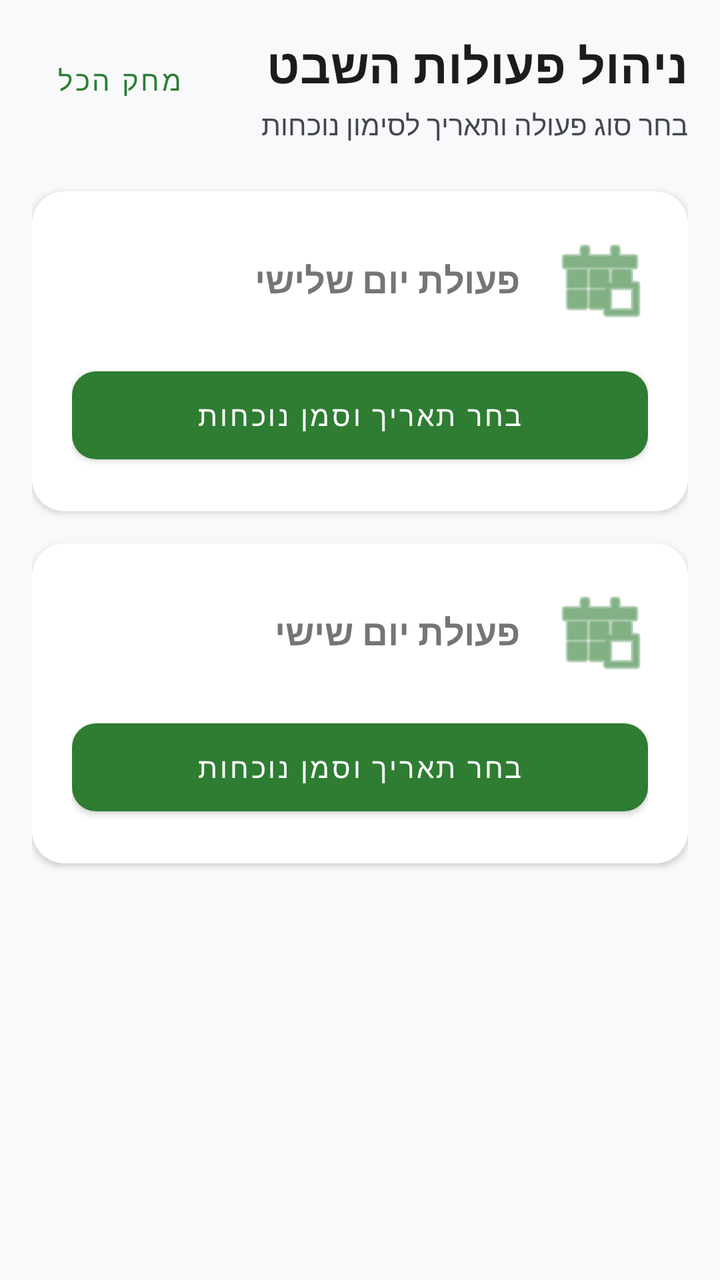
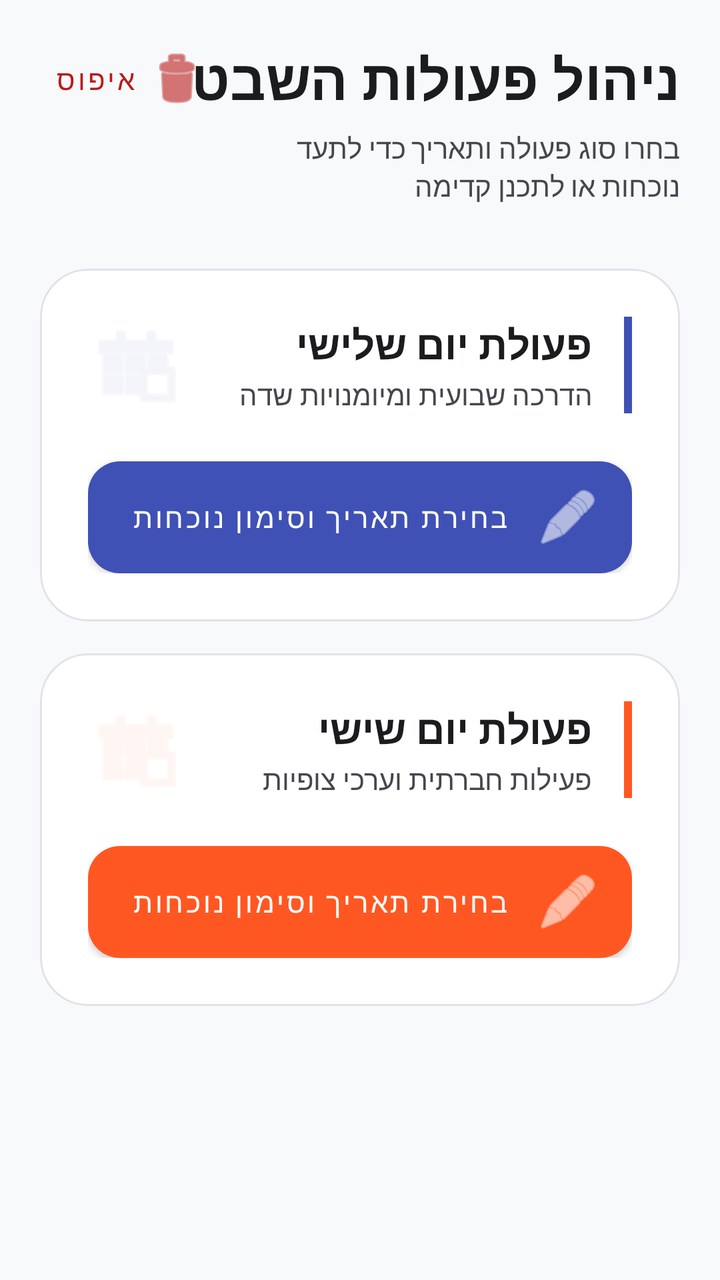

An Android layout rendered at two revisions. The XML below is the earlier revision; the diff shows what the commit changed to produce the second picture.
<!-- AndroidManifest.xml: application theme Theme.ScoutsCentral -->
<!-- res/layout/fragment_activities.xml -->
<?xml version="1.0" encoding="utf-8"?>
<ScrollView xmlns:android="http://schemas.android.com/apk/res/android"
  xmlns:app="http://schemas.android.com/apk/res-auto"
  android:layout_width="match_parent"
  android:layout_height="match_parent"
  android:fillViewport="true"
  android:background="#F8F9FA"
  android:layoutDirection="rtl">

  <androidx.constraintlayout.widget.ConstraintLayout
    android:layout_width="match_parent"
    android:layout_height="wrap_content"
    android:padding="16dp">

    <TextView
      android:id="@+id/meetings_title"
      android:layout_width="wrap_content"
      android:layout_height="wrap_content"
      android:text="ניהול פעולות השבט"
      android:textStyle="bold"
      android:textSize="24sp"
      android:textColor="#1A1C1E"
      app:layout_constraintTop_toTopOf="parent"
      app:layout_constraintStart_toStartOf="parent" />

    <com.google.android.material.button.MaterialButton
      android:id="@+id/delete_all_activities"
      android:layout_width="wrap_content"
      android:layout_height="wrap_content"
      android:text="מחק הכל"
      style="@style/Widget.MaterialComponents.Button.TextButton"
      app:layout_constraintTop_toTopOf="parent"
      app:layout_constraintEnd_toEndOf="parent" />

    <TextView
      android:id="@+id/meetings_subtitle"
      android:layout_width="wrap_content"
      android:layout_height="wrap_content"
      android:text="בחר סוג פעולה ותאריך לסימון נוכחות"
      android:textColor="#44474E"
      android:textSize="14sp"
      android:layout_marginTop="4dp"
      app:layout_constraintTop_toBottomOf="@id/meetings_title"
      app:layout_constraintStart_toStartOf="parent" />

    
    <com.google.android.material.card.MaterialCardView
      android:id="@+id/card_tuesday"
      android:layout_width="match_parent"
      android:layout_height="wrap_content"
      android:layout_marginTop="24dp"
      app:cardCornerRadius="16dp"
      app:cardElevation="2dp"
      app:layout_constraintTop_toBottomOf="@id/meetings_subtitle">

      <androidx.constraintlayout.widget.ConstraintLayout
        android:layout_width="match_parent"
        android:layout_height="wrap_content"
        android:padding="20dp">

        <ImageView
          android:id="@+id/icon_tuesday"
          android:layout_width="48dp"
          android:layout_height="48dp"
          android:src="@android:drawable/ic_menu_today"
          app:tint="@color/primary"
          app:layout_constraintTop_toTopOf="parent"
          app:layout_constraintStart_toStartOf="parent" />

        <TextView
          android:id="@+id/title_tuesday"
          android:layout_width="wrap_content"
          android:layout_height="wrap_content"
          android:text="פעולת יום שלישי"
          android:textStyle="bold"
          android:textSize="18sp"
          android:layout_marginStart="16dp"
          app:layout_constraintTop_toTopOf="@id/icon_tuesday"
          app:layout_constraintBottom_toBottomOf="@id/icon_tuesday"
          app:layout_constraintStart_toEndOf="@id/icon_tuesday" />

        <com.google.android.material.button.MaterialButton
          android:id="@+id/btn_attendance_tuesday"
          android:layout_width="match_parent"
          android:layout_height="56dp"
          android:text="בחר תאריך וסמן נוכחות"
          android:layout_marginTop="16dp"
          app:cornerRadius="12dp"
          style="@style/Widget.MaterialComponents.Button"
          app:layout_constraintTop_toBottomOf="@id/icon_tuesday" />

      </androidx.constraintlayout.widget.ConstraintLayout>
    </com.google.android.material.card.MaterialCardView>

    
    <com.google.android.material.card.MaterialCardView
      android:id="@+id/card_friday"
      android:layout_width="match_parent"
      android:layout_height="wrap_content"
      android:layout_marginTop="16dp"
      app:cardCornerRadius="16dp"
      app:cardElevation="2dp"
      app:layout_constraintTop_toBottomOf="@id/card_tuesday">

      <androidx.constraintlayout.widget.ConstraintLayout
        android:layout_width="match_parent"
        android:layout_height="wrap_content"
        android:padding="20dp">

        <ImageView
          android:id="@+id/icon_friday"
          android:layout_width="48dp"
          android:layout_height="48dp"
          android:src="@android:drawable/ic_menu_today"
          app:tint="@color/primary"
          app:layout_constraintTop_toTopOf="parent"
          app:layout_constraintStart_toStartOf="parent" />

        <TextView
          android:id="@+id/title_friday"
          android:layout_width="wrap_content"
          android:layout_height="wrap_content"
          android:text="פעולת יום שישי"
          android:textStyle="bold"
          android:textSize="18sp"
          android:layout_marginStart="16dp"
          app:layout_constraintTop_toTopOf="@id/icon_friday"
          app:layout_constraintBottom_toBottomOf="@id/icon_friday"
          app:layout_constraintStart_toEndOf="@id/icon_friday" />

        <com.google.android.material.button.MaterialButton
          android:id="@+id/btn_attendance_friday"
          android:layout_width="match_parent"
          android:layout_height="56dp"
          android:text="בחר תאריך וסמן נוכחות"
          android:layout_marginTop="16dp"
          app:cornerRadius="12dp"
          style="@style/Widget.MaterialComponents.Button"
          app:layout_constraintTop_toBottomOf="@id/icon_friday" />

      </androidx.constraintlayout.widget.ConstraintLayout>
    </com.google.android.material.card.MaterialCardView>

  </androidx.constraintlayout.widget.ConstraintLayout>
</ScrollView>
<!-- resources referenced by this layout -->
<resources>
  <color name="primary">#2E7D32</color>
  <style name="Theme.ScoutsCentral" parent="Theme.MaterialComponents.DayNight.NoActionBar">
      <item name="colorPrimary">@color/primary</item>
      <item name="colorPrimaryVariant">@color/primary_variant</item>
      <item name="colorOnPrimary">@color/on_primary</item>
      <item name="colorSecondary">@color/secondary</item>
      <item name="colorOnSecondary">@color/on_secondary</item>
      <item name="android:statusBarColor">@color/primary_variant</item>
      <item name="android:windowBackground">@color/background</item>
    </style>
  <color name="primary_variant">#1B5E20</color>
  <color name="on_primary">#FFFFFF</color>
  <color name="secondary">#F9A825</color>
  <color name="on_secondary">#1B1B1B</color>
  <color name="background">#F7F5EF</color>
</resources>

<!-- the commit's change to res/layout/fragment_activities.xml (unified diff, before → after) -->
@@ -10,84 +10,117 @@
   <androidx.constraintlayout.widget.ConstraintLayout
     android:layout_width="match_parent"
     android:layout_height="wrap_content"
-    android:padding="16dp">
-
+    android:padding="20dp">
+
+    
     <TextView
       android:id="@+id/meetings_title"
       android:layout_width="wrap_content"
       android:layout_height="wrap_content"
       android:text="ניהול פעולות השבט"
+      android:textSize="28sp"
       android:textStyle="bold"
-      android:textSize="24sp"
       android:textColor="#1A1C1E"
       app:layout_constraintTop_toTopOf="parent"
       app:layout_constraintStart_toStartOf="parent" />
 
+    <TextView
+      android:id="@+id/meetings_subtitle"
+      android:layout_width="0dp"
+      android:layout_height="wrap_content"
+      android:text="בחרו סוג פעולה ותאריך כדי לתעד נוכחות או לתכנן קדימה"
+      android:textColor="#44474E"
+      android:textSize="14sp"
+      android:layout_marginTop="6dp"
+      app:layout_constraintTop_toBottomOf="@id/meetings_title"
+      app:layout_constraintStart_toStartOf="parent"
+      app:layout_constraintEnd_toStartOf="@id/delete_all_activities" />
+
     <com.google.android.material.button.MaterialButton
       android:id="@+id/delete_all_activities"
       android:layout_width="wrap_content"
       android:layout_height="wrap_content"
-      android:text="מחק הכל"
+      android:text="איפוס"
+      android:textColor="#BA1A1A"
+      app:icon="@android:drawable/ic_menu_delete"
+      app:iconTint="#BA1A1A"
       style="@style/Widget.MaterialComponents.Button.TextButton"
-      app:layout_constraintTop_toTopOf="parent"
+      app:layout_constraintTop_toTopOf="@id/meetings_title"
+      app:layout_constraintBottom_toBottomOf="@id/meetings_title"
       app:layout_constraintEnd_toEndOf="parent" />
-
-    <TextView
-      android:id="@+id/meetings_subtitle"
-      android:layout_width="wrap_content"
-      android:layout_height="wrap_content"
-      android:text="בחר סוג פעולה ותאריך לסימון נוכחות"
-      android:textColor="#44474E"
-      android:textSize="14sp"
-      android:layout_marginTop="4dp"
-      app:layout_constraintTop_toBottomOf="@id/meetings_title"
-      app:layout_constraintStart_toStartOf="parent" />
 
     
     <com.google.android.material.card.MaterialCardView
       android:id="@+id/card_tuesday"
       android:layout_width="match_parent"
       android:layout_height="wrap_content"
-      android:layout_marginTop="24dp"
-      app:cardCornerRadius="16dp"
-      app:cardElevation="2dp"
+      android:layout_marginTop="32dp"
+      app:cardCornerRadius="24dp"
+      app:cardElevation="0dp"
+      app:strokeWidth="1dp"
+      app:strokeColor="#E1E2E9"
       app:layout_constraintTop_toBottomOf="@id/meetings_subtitle">
 
       <androidx.constraintlayout.widget.ConstraintLayout
         android:layout_width="match_parent"
         android:layout_height="wrap_content"
-        android:padding="20dp">
+        android:padding="24dp">
+
+        <View
+          android:id="@+id/indicator_tuesday"
+          android:layout_width="4dp"
+          android:layout_height="0dp"
+          android:background="#3F51B5"
+          app:layout_constraintTop_toTopOf="@id/title_tuesday"
+          app:layout_constraintBottom_toBottomOf="@id/subtitle_tuesday"
+          app:layout_constraintStart_toStartOf="parent" />
+
+        <TextView
+          android:id="@+id/title_tuesday"
+          android:layout_width="wrap_content"
+          android:layout_height="wrap_content"
+          android:text="פעולת יום שלישי"
+          android:textStyle="bold"
+          android:textSize="20sp"
+          android:textColor="#1A1C1E"
+          android:layout_marginStart="16dp"
+          app:layout_constraintTop_toTopOf="parent"
+          app:layout_constraintStart_toEndOf="@id/indicator_tuesday" />
+
+        <TextView
+          android:id="@+id/subtitle_tuesday"
+          android:layout_width="wrap_content"
+          android:layout_height="wrap_content"
+          android:text="הדרכה שבועית ומיומנויות שדה"
+          android:textColor="#44474E"
+          android:textSize="14sp"
+          android:layout_marginTop="2dp"
+          android:layout_marginStart="16dp"
+          app:layout_constraintTop_toBottomOf="@id/title_tuesday"
+          app:layout_constraintStart_toEndOf="@id/indicator_tuesday" />
 
         <ImageView
-          android:id="@+id/icon_tuesday"
           android:layout_width="48dp"
           android:layout_height="48dp"
           android:src="@android:drawable/ic_menu_today"
-          app:tint="@color/primary"
-          app:layout_constraintTop_toTopOf="parent"
-          app:layout_constraintStart_toStartOf="parent" />
-
-        <TextView
-          android:id="@+id/title_tuesday"
-          android:layout_width="wrap_content"
-          android:layout_height="wrap_content"
-          android:text="פעולת יום שלישי"
-          android:textStyle="bold"
-          android:textSize="18sp"
-          android:layout_marginStart="16dp"
-          app:layout_constraintTop_toTopOf="@id/icon_tuesday"
-          app:layout_constraintBottom_toBottomOf="@id/icon_tuesday"
-          app:layout_constraintStart_toEndOf="@id/icon_tuesday" />
+          app:tint="#3F51B5"
+          android:alpha="0.1"
+          app:layout_constraintTop_toTopOf="parent"
+          app:layout_constraintEnd_toEndOf="parent" />
 
         <com.google.android.material.button.MaterialButton
           android:id="@+id/btn_attendance_tuesday"
           android:layout_width="match_parent"
           android:layout_height="56dp"
-          android:text="בחר תאריך וסמן נוכחות"
-          android:layout_marginTop="16dp"
-          app:cornerRadius="12dp"
+          android:text="בחירת תאריך וסימון נוכחות"
+          android:layout_marginTop="24dp"
+          app:cornerRadius="16dp"
+          android:insetTop="0dp"
+          android:insetBottom="0dp"
+          app:backgroundTint="#3F51B5"
+          app:icon="@android:drawable/ic_menu_edit"
           style="@style/Widget.MaterialComponents.Button"
-          app:layout_constraintTop_toBottomOf="@id/icon_tuesday" />
+          app:layout_constraintTop_toBottomOf="@id/subtitle_tuesday" />
 
       </androidx.constraintlayout.widget.ConstraintLayout>
     </com.google.android.material.card.MaterialCardView>
@@ -98,48 +131,80 @@
       android:layout_width="match_parent"
       android:layout_height="wrap_content"
       android:layout_marginTop="16dp"
-      app:cardCornerRadius="16dp"
-      app:cardElevation="2dp"
+      app:cardCornerRadius="24dp"
+      app:cardElevation="0dp"
+      app:strokeWidth="1dp"
+      app:strokeColor="#E1E2E9"
       app:layout_constraintTop_toBottomOf="@id/card_tuesday">
 
       <androidx.constraintlayout.widget.ConstraintLayout
         android:layout_width="match_parent"
         android:layout_height="wrap_content"
-        android:padding="20dp">
+        android:padding="24dp">
+
+        <View
+          android:id="@+id/indicator_friday"
+          android:layout_width="4dp"
+          android:layout_height="0dp"
+          android:background="#FF5722"
+          app:layout_constraintTop_toTopOf="@id/title_friday"
+          app:layout_constraintBottom_toBottomOf="@id/subtitle_friday"
+          app:layout_constraintStart_toStartOf="parent" />
+
+        <TextView
+          android:id="@+id/title_friday"
+          android:layout_width="wrap_content"
+          android:layout_height="wrap_content"
+          android:text="פעולת יום שישי"
+          android:textStyle="bold"
+          android:textSize="20sp"
+          android:textColor="#1A1C1E"
+          android:layout_marginStart="16dp"
+          app:layout_constraintTop_toTopOf="parent"
+          app:layout_constraintStart_toEndOf="@id/indicator_friday" />
+
+        <TextView
+          android:id="@+id/subtitle_friday"
+          android:layout_width="wrap_content"
+          android:layout_height="wrap_content"
+          android:text="פעילות חברתית וערכי צופיות"
+          android:textColor="#44474E"
+          android:textSize="14sp"
+          android:layout_marginTop="2dp"
+          android:layout_marginStart="16dp"
+          app:layout_constraintTop_toBottomOf="@id/title_friday"
+          app:layout_constraintStart_toEndOf="@id/indicator_friday" />
 
         <ImageView
-          android:id="@+id/icon_friday"
           android:layout_width="48dp"
           android:layout_height="48dp"
           android:src="@android:drawable/ic_menu_today"
-          app:tint="@color/primary"
-          app:layout_constraintTop_toTopOf="parent"
-          app:layout_constraintStart_toStartOf="parent" />
-
-        <TextView
-          android:id="@+id/title_friday"
-          android:layout_width="wrap_content"
-          android:layout_height="wrap_content"
-          android:text="פעולת יום שישי"
-          android:textStyle="bold"
-          android:textSize="18sp"
-          android:layout_marginStart="16dp"
-          app:layout_constraintTop_toTopOf="@id/icon_friday"
-          app:layout_constraintBottom_toBottomOf="@id/icon_friday"
-          app:layout_constraintStart_toEndOf="@id/icon_friday" />
+          app:tint="#FF5722"
+          android:alpha="0.1"
+          app:layout_constraintTop_toTopOf="parent"
+          app:layout_constraintEnd_toEndOf="parent" />
 
         <com.google.android.material.button.MaterialButton
           android:id="@+id/btn_attendance_friday"
           android:layout_width="match_parent"
           android:layout_height="56dp"
-          android:text="בחר תאריך וסמן נוכחות"
-          android:layout_marginTop="16dp"
-          app:cornerRadius="12dp"
+          android:text="בחירת תאריך וסימון נוכחות"
+          android:layout_marginTop="24dp"
+          app:cornerRadius="16dp"
+          android:insetTop="0dp"
+          android:insetBottom="0dp"
+          app:backgroundTint="#FF5722"
+          app:icon="@android:drawable/ic_menu_edit"
           style="@style/Widget.MaterialComponents.Button"
-          app:layout_constraintTop_toBottomOf="@id/icon_friday" />
+          app:layout_constraintTop_toBottomOf="@id/subtitle_friday" />
 
       </androidx.constraintlayout.widget.ConstraintLayout>
     </com.google.android.material.card.MaterialCardView>
 
+    <View
+      android:layout_width="match_parent"
+      android:layout_height="40dp"
+      app:layout_constraintTop_toBottomOf="@id/card_friday" />
+
   </androidx.constraintlayout.widget.ConstraintLayout>
 </ScrollView>
